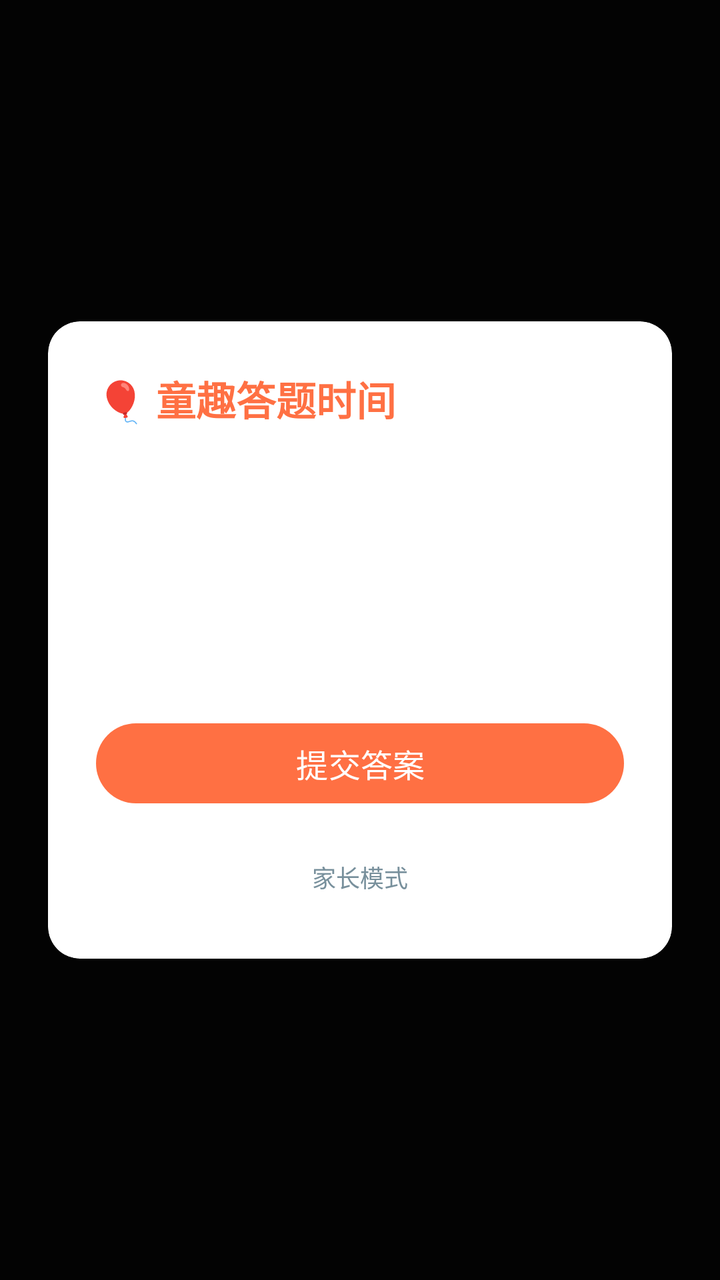
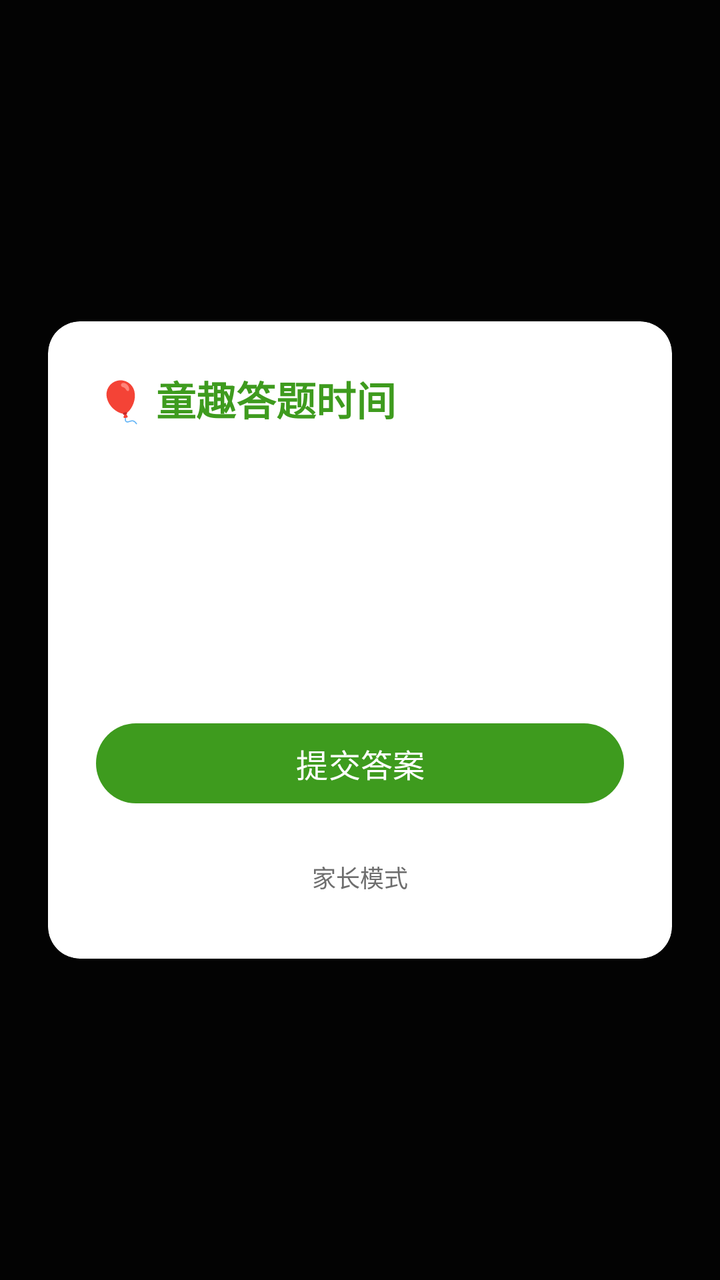

An Android layout rendered at two revisions. The XML below is the earlier revision; the diff shows what the commit changed to produce the second picture.
<!-- AndroidManifest.xml: activity theme Theme.AntiAddiction.Quiz -->
<!-- res/layout/activity_quiz.xml -->
<?xml version="1.0" encoding="utf-8"?>
<FrameLayout xmlns:android="http://schemas.android.com/apk/res/android"
    xmlns:app="http://schemas.android.com/apk/res-auto"
    android:layout_width="match_parent"
    android:layout_height="match_parent"
    android:background="@color/overlay_dim">

    <androidx.cardview.widget.CardView
        android:id="@+id/card_quiz"
        android:layout_width="match_parent"
        android:layout_height="wrap_content"
        android:layout_gravity="center"
        android:layout_margin="24dp"
        app:cardCornerRadius="16dp"
        app:cardElevation="8dp"
        app:cardBackgroundColor="@color/surface">

        <LinearLayout
            android:layout_width="match_parent"
            android:layout_height="wrap_content"
            android:orientation="vertical"
            android:padding="24dp">

            
            <TextView
                android:id="@+id/tv_quiz_title"
                android:layout_width="wrap_content"
                android:layout_height="wrap_content"
                android:text="@string/quiz_title"
                android:textSize="20sp"
                android:textStyle="bold"
                android:textColor="@color/primary" />

            <TextView
                android:id="@+id/tv_question_number"
                android:layout_width="wrap_content"
                android:layout_height="wrap_content"
                android:layout_marginTop="4dp"
                android:textSize="14sp"
                android:textColor="@color/text_secondary" />

            
            <TextView
                android:id="@+id/tv_progress"
                android:layout_width="wrap_content"
                android:layout_height="wrap_content"
                android:layout_marginTop="4dp"
                android:textSize="14sp"
                android:textStyle="bold"
                android:textColor="@color/accent" />

            
            <TextView
                android:id="@+id/tv_countdown"
                android:layout_width="match_parent"
                android:layout_height="wrap_content"
                android:layout_marginTop="12dp"
                android:padding="12dp"
                android:background="@color/wrong_bg"
                android:textColor="@color/error"
                android:textSize="14sp"
                android:textAlignment="center"
                android:visibility="gone" />

            
            <TextView
                android:id="@+id/tv_question"
                android:layout_width="match_parent"
                android:layout_height="wrap_content"
                android:layout_marginTop="16dp"
                android:textSize="18sp"
                android:textColor="@color/on_surface"
                android:lineSpacingExtra="4dp" />

            
            <RadioGroup
                android:id="@+id/rg_options"
                android:layout_width="match_parent"
                android:layout_height="wrap_content"
                android:layout_marginTop="16dp"
                android:orientation="vertical" />

            
            <com.google.android.material.textfield.TextInputLayout
                android:id="@+id/til_fill_answer"
                android:layout_width="match_parent"
                android:layout_height="wrap_content"
                android:layout_marginTop="16dp"
                android:visibility="gone"
                app:boxCornerRadiusBottomEnd="12dp"
                app:boxCornerRadiusBottomStart="12dp"
                app:boxCornerRadiusTopEnd="12dp"
                app:boxCornerRadiusTopStart="12dp">

                <com.google.android.material.textfield.TextInputEditText
                    android:id="@+id/et_fill_answer"
                    android:layout_width="match_parent"
                    android:layout_height="wrap_content"
                    android:hint="@string/fill_hint"
                    android:inputType="text"
                    android:maxLines="1" />
            </com.google.android.material.textfield.TextInputLayout>

            
            <TextView
                android:id="@+id/tv_feedback"
                android:layout_width="match_parent"
                android:layout_height="wrap_content"
                android:layout_marginTop="12dp"
                android:padding="12dp"
                android:textSize="15sp"
                android:textAlignment="center"
                android:visibility="gone" />

            
            <TextView
                android:id="@+id/tv_attempts"
                android:layout_width="wrap_content"
                android:layout_height="wrap_content"
                android:layout_marginTop="8dp"
                android:textSize="13sp"
                android:textColor="@color/text_secondary" />

            
            <com.google.android.material.button.MaterialButton
                android:id="@+id/btn_submit"
                android:layout_width="match_parent"
                android:layout_height="wrap_content"
                android:layout_marginTop="16dp"
                android:text="@string/btn_submit"
                android:textSize="16sp" />

            <com.google.android.material.button.MaterialButton
                android:id="@+id/btn_next"
                android:layout_width="match_parent"
                android:layout_height="wrap_content"
                android:layout_marginTop="8dp"
                android:text="@string/btn_next"
                android:visibility="gone" />

            
            <TextView
                android:id="@+id/tv_parent_mode"
                android:layout_width="wrap_content"
                android:layout_height="wrap_content"
                android:layout_gravity="center_horizontal"
                android:layout_marginTop="16dp"
                android:text="@string/btn_parent_mode"
                android:textSize="12sp"
                android:textColor="@color/text_secondary"
                android:padding="8dp" />

        </LinearLayout>
    </androidx.cardview.widget.CardView>

    
    <LinearLayout
        android:id="@+id/layout_locked"
        android:layout_width="match_parent"
        android:layout_height="match_parent"
        android:orientation="vertical"
        android:gravity="center"
        android:background="@color/locked_background"
        android:padding="32dp"
        android:visibility="gone">

        <TextView
            android:layout_width="wrap_content"
            android:layout_height="wrap_content"
            android:text="🔒"
            android:textSize="64sp" />

        <TextView
            android:layout_width="wrap_content"
            android:layout_height="wrap_content"
            android:layout_marginTop="16dp"
            android:text="@string/locked_title"
            android:textSize="24sp"
            android:textStyle="bold"
            android:textColor="@color/locked_text" />

        <TextView
            android:layout_width="wrap_content"
            android:layout_height="wrap_content"
            android:layout_marginTop="8dp"
            android:text="@string/locked_subtitle"
            android:textSize="16sp"
            android:textColor="@color/locked_text" />

        <TextView
            android:id="@+id/tv_locked_countdown"
            android:layout_width="wrap_content"
            android:layout_height="wrap_content"
            android:layout_marginTop="24dp"
            android:textSize="48sp"
            android:textStyle="bold"
            android:textColor="@color/accent" />

        <TextView
            android:layout_width="wrap_content"
            android:layout_height="wrap_content"
            android:layout_marginTop="16dp"
            android:text="@string/locked_hint"
            android:textSize="14sp"
            android:textColor="@color/locked_text"
            android:textAlignment="center" />

        
        <androidx.cardview.widget.CardView
            android:layout_width="match_parent"
            android:layout_height="wrap_content"
            android:layout_marginTop="24dp"
            app:cardCornerRadius="12dp"
            app:cardElevation="4dp">

            <LinearLayout
                android:layout_width="match_parent"
                android:layout_height="wrap_content"
                android:orientation="vertical"
                android:padding="16dp">

                <TextView
                    android:layout_width="wrap_content"
                    android:layout_height="wrap_content"
                    android:text="当前题目（锁定中可查看）"
                    android:textSize="12sp"
                    android:textColor="@color/text_secondary" />

                <TextView
                    android:id="@+id/tv_locked_question"
                    android:layout_width="match_parent"
                    android:layout_height="wrap_content"
                    android:layout_marginTop="8dp"
                    android:textSize="16sp" />
            </LinearLayout>
        </androidx.cardview.widget.CardView>

    </LinearLayout>

</FrameLayout>
<!-- resources referenced by this layout -->
<resources>
  <color name="accent">#039BE5</color>
  <color name="error">#E53935</color>
  <color name="locked_background">#263238</color>
  <color name="locked_text">#FFFFFF</color>
  <color name="on_surface">#37474F</color>
  <color name="overlay_dim">#E6000000</color>
  <color name="primary">#FF7043</color>
  <color name="surface">#FFFFFF</color>
  <color name="text_secondary">#78909C</color>
  <color name="wrong_bg">#FFCDD2</color>
  <string name="btn_next">下一题</string>
  <string name="btn_parent_mode">家长模式</string>
  <string name="btn_submit">提交答案</string>
  <string name="fill_hint">请输入答案</string>
  <string name="locked_hint">你可以先看题目，倒计时结束后可继续答题</string>
  <string name="locked_subtitle">连续答错5题，手机已锁定</string>
  <string name="locked_title">童趣守护锁定中</string>
  <string name="quiz_title">🎈 童趣答题时间</string>
  <style name="Theme.AntiAddiction.Quiz" parent="Theme.AntiAddiction">
          <item name="android:windowIsTranslucent">false</item>
          <item name="android:windowBackground">@color/overlay_dim</item>
          <item name="android:windowNoTitle">true</item>
          <item name="android:backgroundDimEnabled">true</item>
      </style>
  <style name="Theme.AntiAddiction" parent="Theme.Material3.Light">
          <item name="colorPrimary">@color/primary</item>
          <item name="colorPrimaryDark">@color/primary_dark</item>
          <item name="colorAccent">@color/accent</item>
          <item name="android:windowBackground">@color/background</item>
      </style>
  <color name="primary_dark">#F4511E</color>
  <color name="background">#FFF8E1</color>
</resources>

<!-- the commit's change to res/layout/activity_quiz.xml (unified diff, before → after) -->
@@ -87,6 +87,9 @@
                 android:layout_height="wrap_content"
                 android:layout_marginTop="16dp"
                 android:visibility="gone"
+                app:boxBackgroundColor="@color/divider"
+                app:boxStrokeColor="@color/accent"
+                app:hintTextColor="@color/text_secondary"
                 app:boxCornerRadiusBottomEnd="12dp"
                 app:boxCornerRadiusBottomStart="12dp"
                 app:boxCornerRadiusTopEnd="12dp"
@@ -97,6 +100,8 @@
                     android:layout_width="match_parent"
                     android:layout_height="wrap_content"
                     android:hint="@string/fill_hint"
+                    android:textColor="@color/on_surface"
+                    android:textColorHint="@color/text_secondary"
                     android:inputType="text"
                     android:maxLines="1" />
             </com.google.android.material.textfield.TextInputLayout>
@@ -109,6 +114,7 @@
                 android:layout_marginTop="12dp"
                 android:padding="12dp"
                 android:textSize="15sp"
+                android:textColor="@color/on_surface"
                 android:textAlignment="center"
                 android:visibility="gone" />
 
@@ -231,7 +237,8 @@
                     android:layout_width="match_parent"
                     android:layout_height="wrap_content"
                     android:layout_marginTop="8dp"
-                    android:textSize="16sp" />
+                    android:textSize="16sp"
+                    android:textColor="@color/on_surface" />
             </LinearLayout>
         </androidx.cardview.widget.CardView>
 
<!-- resource entries referenced after the edit -->
@@ -1,15 +1,16 @@
 <!-- resources referenced by this layout -->
 <resources>
-  <color name="accent">#039BE5</color>
-  <color name="error">#E53935</color>
-  <color name="locked_background">#263238</color>
-  <color name="locked_text">#FFFFFF</color>
-  <color name="on_surface">#37474F</color>
+  <color name="accent">#3E9B1E</color>
+  <color name="divider">#E8E8E4</color>
+  <color name="error">#D32F2F</color>
+  <color name="locked_background">#FFF8E1</color>
+  <color name="locked_text">#3F3F3F</color>
+  <color name="on_surface">#1F1F1F</color>
   <color name="overlay_dim">#E6000000</color>
-  <color name="primary">#FF7043</color>
+  <color name="primary">#3E9B1E</color>
   <color name="surface">#FFFFFF</color>
-  <color name="text_secondary">#78909C</color>
-  <color name="wrong_bg">#FFCDD2</color>
+  <color name="text_secondary">#6E6E6E</color>
+  <color name="wrong_bg">#FADEDE</color>
   <string name="btn_next">下一题</string>
   <string name="btn_parent_mode">家长模式</string>
   <string name="btn_submit">提交答案</string>
@@ -30,7 +31,7 @@
           <item name="colorAccent">@color/accent</item>
           <item name="android:windowBackground">@color/background</item>
       </style>
-  <color name="primary_dark">#F4511E</color>
-  <color name="background">#FFF8E1</color>
+  <color name="primary_dark">#39862E</color>
+  <color name="background">#F6F7F2</color>
 </resources>
 
